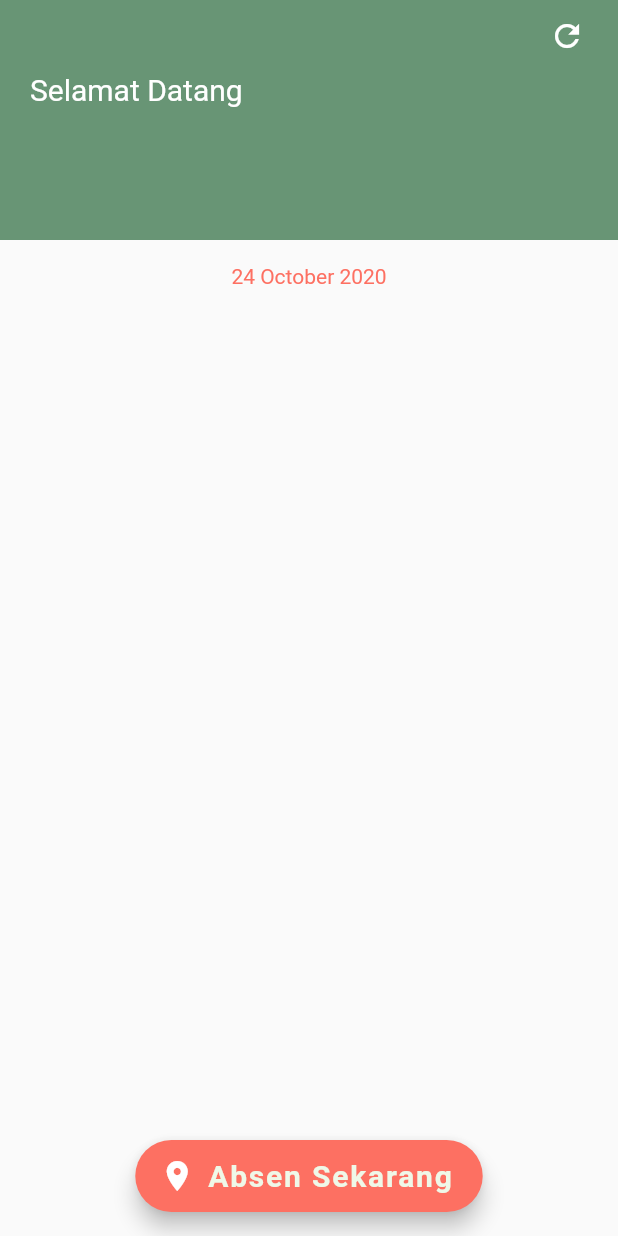
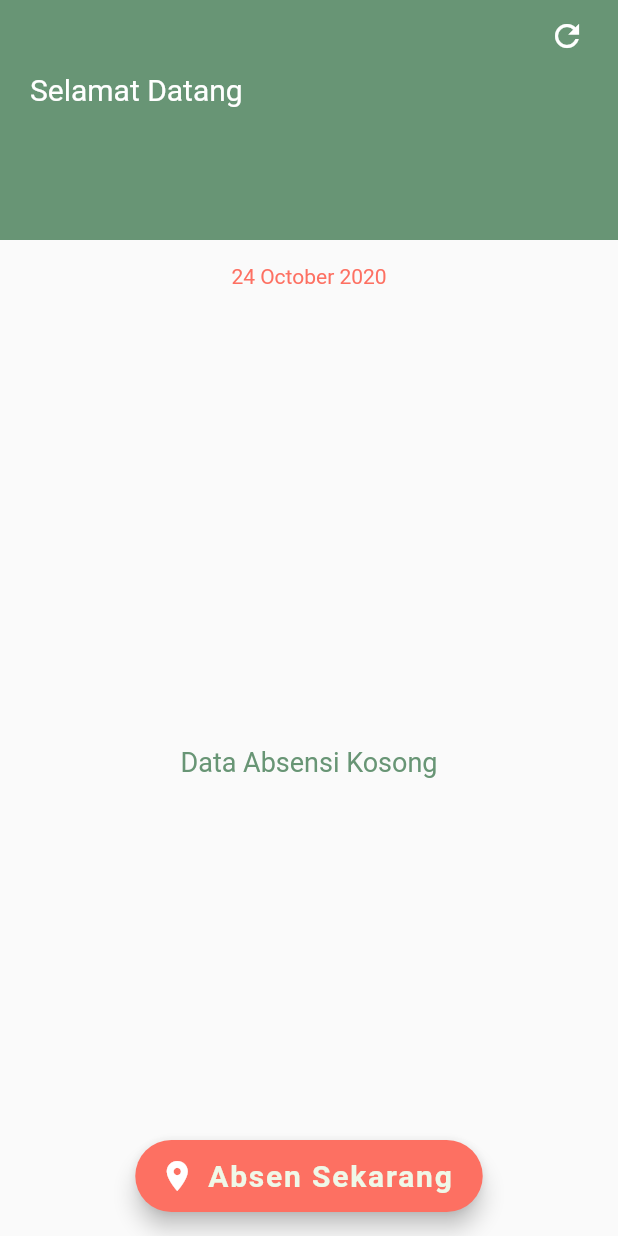
Before and after one commit to RafiIzzatulRizquFaris/penerangan_kops, a Flutter app: the Home screen opened directly, on a phone screen of 412 x 824 dp. Run offline on Flutter 3.47's test engine with Material 2 defaults, Android fonts, the light colour scheme and no system bars; our stand-ins replace animated_text_kit, cloud_firestore, geolocator, progress_dialog, rflutter_alert, shared_preferences and 1 more; missing offline and left inert: snapping_sheet; accounts and stored records are empty.

Commit message:
add condition if listAbsen is empty

```diff
--- a/lib/screen/home.dart
+++ b/lib/screen/home.dart
@@ -47,7 +47,11 @@ class _HomeState extends State<Home> implements AbsensiContractView {
     loadingDialog.style(
       message: "Memasukkan data absensi",
       progressWidget: Container(
-          padding: EdgeInsets.all(8.0), child: CircularProgressIndicator(backgroundColor: AppColor.accentColor,),),
+        padding: EdgeInsets.all(8.0),
+        child: CircularProgressIndicator(
+          backgroundColor: AppColor.accentColor,
+        ),
+      ),
       backgroundColor: Colors.white,
       elevation: 10.0,
       insetAnimCurve: Curves.easeInOut,
@@ -129,10 +133,20 @@ class _HomeState extends State<Home> implements AbsensiContractView {
                       backgroundColor: AppColor.accentColor,
                     ),
                   )
-                : ListView.builder(
-                    itemCount: listAbsensi.length,
-                    itemBuilder: builderAbsensi,
-                  ),
+                : listAbsensi.isEmpty
+                    ? Center(
+                        child: Text(
+                          "Data Absensi Kosong",
+                          style: TextStyle(
+                            color: AppColor.accentColor,
+                            fontSize: 18,
+                          ),
+                        ),
+                      )
+                    : ListView.builder(
+                        itemCount: listAbsensi.length,
+                        itemBuilder: builderAbsensi,
+                      ),
           ),
         ],
       ),
@@ -149,7 +163,8 @@ class _HomeState extends State<Home> implements AbsensiContractView {
                 distance.toInt().toString(), env.getDateNow());
           } else {
             await loadingDialog.hide();
-            errorAlert("Gagal Absen", "Jarak anda terlalu jauh, silahkan lebih dekat dengan lokasi yang ditentukan");
+            errorAlert("Gagal Absen",
+                "Jarak anda terlalu jauh, silahkan lebih dekat dengan lokasi yang ditentukan");
           }
         },
         backgroundColor: AppColor.redColor,
@@ -184,10 +199,11 @@ class _HomeState extends State<Home> implements AbsensiContractView {
         absensiPresenter.loadAbsensiData(env.getDateNow());
         print("Success");
         await loadingDialog.hide();
-      } else if (status == AbsenResponse.ALREADY){
+      } else if (status == AbsenResponse.ALREADY) {
         print("already");
         await loadingDialog.hide();
-        errorAlert("Sudah Absen", "Terimakasih, anda sudah absen. Tidak perlu absen lagi");
+        errorAlert("Sudah Absen",
+            "Terimakasih, anda sudah absen. Tidak perlu absen lagi");
       } else {
         print("failed");
         await loadingDialog.hide();
@@ -285,7 +301,7 @@ class _HomeState extends State<Home> implements AbsensiContractView {
     ).show();
   }
 
-  String todayDate(){
+  String todayDate() {
     DateTime today = DateTime.now();
     DateFormat format = DateFormat('dd MMMM yyyy');
     return format.format(today);
```
